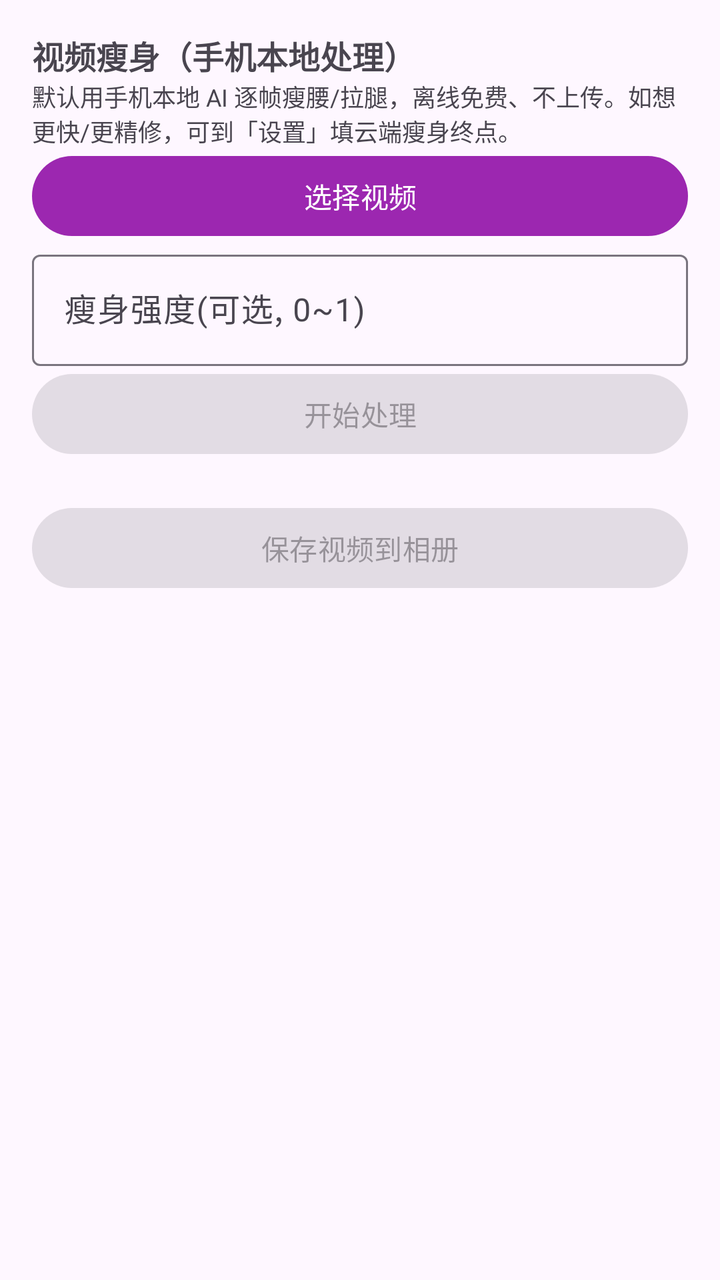
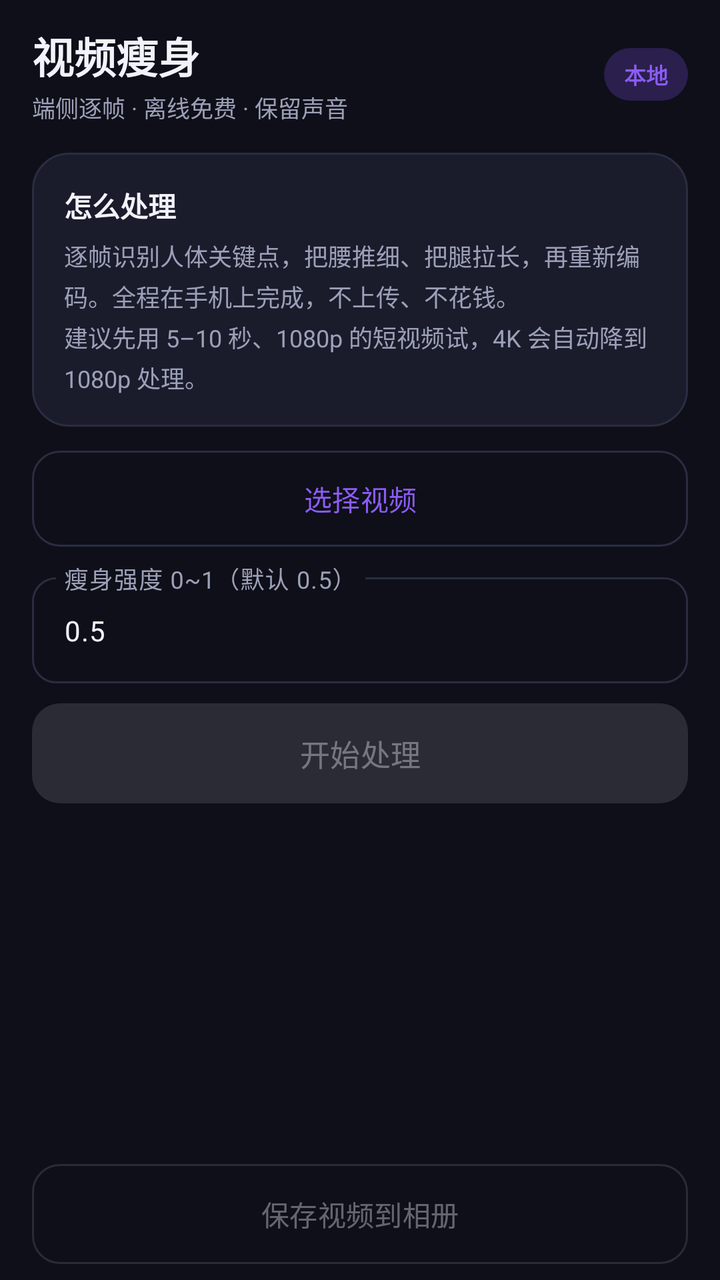

An Android layout rendered at two revisions. The XML below is the earlier revision; the diff shows what the commit changed to produce the second picture.
<!-- AndroidManifest.xml: application theme Theme.MagicBeauty -->
<!-- res/layout/fragment_video.xml -->
<?xml version="1.0" encoding="utf-8"?>
<LinearLayout xmlns:android="http://schemas.android.com/apk/res/android"
    android:layout_width="match_parent"
    android:layout_height="match_parent"
    android:orientation="vertical"
    android:padding="16dp">

    <TextView
        android:layout_width="match_parent"
        android:layout_height="wrap_content"
        android:text="视频瘦身（手机本地处理）"
        android:textStyle="bold"
        android:textSize="16sp" />

    <TextView
        android:layout_width="match_parent"
        android:layout_height="wrap_content"
        android:text="默认用手机本地 AI 逐帧瘦腰/拉腿，离线免费、不上传。如想更快/更精修，可到「设置」填云端瘦身终点。"
        android:textSize="12sp" />

    <Button
        android:id="@+id/btnPick"
        android:layout_width="match_parent"
        android:layout_height="wrap_content"
        android:text="选择视频" />

    <com.google.android.material.textfield.TextInputLayout
        android:layout_width="match_parent"
        android:layout_height="wrap_content"
        android:hint="瘦身强度(可选, 0~1)">
        <com.google.android.material.textfield.TextInputEditText
            android:id="@+id/etStrength"
            android:layout_width="match_parent"
            android:layout_height="wrap_content"
            android:inputType="numberDecimal" />
    </com.google.android.material.textfield.TextInputLayout>

    <Button
        android:id="@+id/btnProcess"
        android:layout_width="match_parent"
        android:layout_height="wrap_content"
        android:text="开始处理"
        android:enabled="false" />

    <ProgressBar
        android:id="@+id/progress"
        style="?android:attr/progressBarStyleHorizontal"
        android:layout_width="match_parent"
        android:layout_height="wrap_content"
        android:visibility="gone" />

    <TextView
        android:id="@+id/tvStatus"
        android:layout_width="match_parent"
        android:layout_height="wrap_content"
        android:text="" />

    <Button
        android:id="@+id/btnSave"
        android:layout_width="match_parent"
        android:layout_height="wrap_content"
        android:text="保存视频到相册"
        android:enabled="false" />

</LinearLayout>
<!-- resources referenced by this layout -->
<resources>
  <style name="Theme.MagicBeauty" parent="Theme.Material3.DayNight.NoActionBar">
          <item name="colorPrimary">@color/purple_500</item>
          <item name="colorPrimaryDark">@color/purple_700</item>
          <item name="colorAccent">@color/purple_500</item>
      </style>
  <color name="purple_500">#9C27B0</color>
  <color name="purple_700">#6A1B9A</color>
</resources>

<!-- the commit's change to res/layout/fragment_video.xml (unified diff, before → after) -->
@@ -1,65 +1,173 @@
 <?xml version="1.0" encoding="utf-8"?>
 <LinearLayout xmlns:android="http://schemas.android.com/apk/res/android"
+    xmlns:app="http://schemas.android.com/apk/res-auto"
     android:layout_width="match_parent"
     android:layout_height="match_parent"
+    android:background="@color/bg"
     android:orientation="vertical"
-    android:padding="16dp">
+    android:paddingStart="16dp"
+    android:paddingTop="12dp"
+    android:paddingEnd="16dp"
+    android:paddingBottom="8dp">
 
-    <TextView
+    
+    <LinearLayout
         android:layout_width="match_parent"
         android:layout_height="wrap_content"
-        android:text="视频瘦身（手机本地处理）"
-        android:textStyle="bold"
-        android:textSize="16sp" />
+        android:gravity="center_vertical"
+        android:orientation="horizontal">
 
-    <TextView
+        <LinearLayout
+            android:layout_width="0dp"
+            android:layout_height="wrap_content"
+            android:layout_weight="1"
+            android:orientation="vertical">
+
+            <TextView
+                android:layout_width="wrap_content"
+                android:layout_height="wrap_content"
+                android:text="视频瘦身"
+                android:textColor="@color/text"
+                android:textSize="21sp"
+                android:textStyle="bold" />
+
+            <TextView
+                android:layout_width="wrap_content"
+                android:layout_height="wrap_content"
+                android:layout_marginTop="2dp"
+                android:text="端侧逐帧 · 离线免费 · 保留声音"
+                android:textColor="@color/text_sub"
+                android:textSize="11.5sp" />
+        </LinearLayout>
+
+        <TextView
+            android:layout_width="wrap_content"
+            android:layout_height="wrap_content"
+            android:background="@drawable/bg_pill"
+            android:paddingStart="10dp"
+            android:paddingTop="5dp"
+            android:paddingEnd="10dp"
+            android:paddingBottom="5dp"
+            android:text="本地"
+            android:textColor="@color/brand"
+            android:textSize="11sp"
+            android:textStyle="bold" />
+    </LinearLayout>
+
+    
+    <LinearLayout
         android:layout_width="match_parent"
         android:layout_height="wrap_content"
-        android:text="默认用手机本地 AI 逐帧瘦腰/拉腿，离线免费、不上传。如想更快/更精修，可到「设置」填云端瘦身终点。"
-        android:textSize="12sp" />
+        android:layout_marginTop="14dp"
+        android:background="@drawable/bg_card"
+        android:orientation="vertical"
+        android:padding="16dp">
 
-    <Button
+        <TextView
+            android:layout_width="wrap_content"
+            android:layout_height="wrap_content"
+            android:text="怎么处理"
+            android:textColor="@color/text"
+            android:textSize="14sp"
+            android:textStyle="bold" />
+
+        <TextView
+            android:layout_width="match_parent"
+            android:layout_height="wrap_content"
+            android:layout_marginTop="6dp"
+            android:lineSpacingExtra="3dp"
+            android:text="逐帧识别人体关键点，把腰推细、把腿拉长，再重新编码。全程在手机上完成，不上传、不花钱。\n建议先用 5–10 秒、1080p 的短视频试，4K 会自动降到 1080p 处理。"
+            android:textColor="@color/text_sub"
+            android:textSize="12sp" />
+    </LinearLayout>
+
+    
+    <com.google.android.material.button.MaterialButton
         android:id="@+id/btnPick"
+        style="?attr/materialButtonOutlinedStyle"
         android:layout_width="match_parent"
-        android:layout_height="wrap_content"
-        android:text="选择视频" />
+        android:layout_height="48dp"
+        android:layout_marginTop="12dp"
+        android:insetTop="0dp"
+        android:insetBottom="0dp"
+        android:text="选择视频"
+        android:textAllCaps="false"
+        android:textSize="14sp"
+        app:cornerRadius="14dp" />
 
+    
     <com.google.android.material.textfield.TextInputLayout
         android:layout_width="match_parent"
         android:layout_height="wrap_content"
-        android:hint="瘦身强度(可选, 0~1)">
+        android:layout_marginTop="10dp"
+        android:hint="瘦身强度 0~1（默认 0.5）"
+        app:boxBackgroundMode="outline"
+        app:boxCornerRadiusBottomEnd="12dp"
+        app:boxCornerRadiusBottomStart="12dp"
+        app:boxCornerRadiusTopEnd="12dp"
+        app:boxCornerRadiusTopStart="12dp"
+        app:hintTextColor="@color/text_sub">
+
         <com.google.android.material.textfield.TextInputEditText
             android:id="@+id/etStrength"
             android:layout_width="match_parent"
             android:layout_height="wrap_content"
-            android:inputType="numberDecimal" />
+            android:inputType="numberDecimal"
+            android:text="0.5"
+            android:textSize="14sp" />
     </com.google.android.material.textfield.TextInputLayout>
 
-    <Button
+    
+    <com.google.android.material.button.MaterialButton
         android:id="@+id/btnProcess"
         android:layout_width="match_parent"
-        android:layout_height="wrap_content"
+        android:layout_height="50dp"
+        android:layout_marginTop="10dp"
+        android:enabled="false"
+        android:insetTop="0dp"
+        android:insetBottom="0dp"
         android:text="开始处理"
-        android:enabled="false" />
+        android:textAllCaps="false"
+        android:textSize="15sp"
+        app:cornerRadius="14dp" />
 
     <ProgressBar
         android:id="@+id/progress"
         style="?android:attr/progressBarStyleHorizontal"
         android:layout_width="match_parent"
         android:layout_height="wrap_content"
+        android:layout_marginTop="14dp"
+        android:indeterminateTint="@color/brand"
+        android:progressTint="@color/brand"
+        android:progressBackgroundTint="@color/card_stroke"
         android:visibility="gone" />
 
     <TextView
         android:id="@+id/tvStatus"
         android:layout_width="match_parent"
         android:layout_height="wrap_content"
-        android:text="" />
+        android:layout_marginTop="10dp"
+        android:lineSpacingExtra="3dp"
+        android:minHeight="42dp"
+        android:text=""
+        android:textColor="@color/text_sub"
+        android:textSize="12.5sp" />
 
-    <Button
+    <Space
+        android:layout_width="1dp"
+        android:layout_height="0dp"
+        android:layout_weight="1" />
+
+    <com.google.android.material.button.MaterialButton
         android:id="@+id/btnSave"
+        style="?attr/materialButtonOutlinedStyle"
         android:layout_width="match_parent"
-        android:layout_height="wrap_content"
+        android:layout_height="50dp"
+        android:enabled="false"
+        android:insetTop="0dp"
+        android:insetBottom="0dp"
         android:text="保存视频到相册"
-        android:enabled="false" />
-
+        android:textAllCaps="false"
+        android:textSize="14sp"
+        app:cornerRadius="14dp" />
 </LinearLayout>
<!-- resource entries referenced after the edit -->
@@ -1,11 +1,55 @@
 <!-- resources referenced by this layout -->
 <resources>
-  <style name="Theme.MagicBeauty" parent="Theme.Material3.DayNight.NoActionBar">
-          <item name="colorPrimary">@color/purple_500</item>
-          <item name="colorPrimaryDark">@color/purple_700</item>
-          <item name="colorAccent">@color/purple_500</item>
+  <color name="bg">#0E0F18</color>
+  <color name="brand">#8B5CF6</color>
+  <color name="card_stroke">#2A2D42</color>
+  <color name="text">#F2F3FA</color>
+  <color name="text_sub">#9CA0B8</color>
+  <!-- drawable bg_card (drawable) -->
+  <?xml version="1.0" encoding="utf-8"?>
+  <shape xmlns:android="http://schemas.android.com/apk/res/android" android:shape="rectangle">
+      <solid android:color="@color/card" />
+      <corners android:radius="18dp" />
+      <stroke android:width="1dp" android:color="@color/card_stroke" />
+  </shape>
+  <!-- drawable bg_pill (drawable) -->
+  <?xml version="1.0" encoding="utf-8"?>
+  <shape xmlns:android="http://schemas.android.com/apk/res/android" android:shape="rectangle">
+      <solid android:color="@color/brand_soft" />
+      <corners android:radius="20dp" />
+  </shape>
+  <style name="Theme.MagicBeauty" parent="Theme.Material3.Dark.NoActionBar">
+          <item name="colorPrimary">@color/brand</item>
+          <item name="colorOnPrimary">@color/white</item>
+          <item name="colorPrimaryContainer">@color/brand_soft</item>
+          <item name="colorOnPrimaryContainer">@color/text</item>
+          <item name="colorSecondary">@color/brand_2</item>
+          <item name="colorOnSecondary">@color/white</item>
+          <item name="colorSecondaryContainer">@color/brand_soft</item>
+          <item name="colorOnSecondaryContainer">@color/text</item>
+  
+          <item name="colorSurface">@color/card</item>
+          <item name="colorOnSurface">@color/text</item>
+          <item name="colorSurfaceVariant">@color/bg_elev</item>
+          <item name="colorOnSurfaceVariant">@color/text_sub</item>
+          <item name="colorOutline">@color/card_stroke</item>
+          <item name="colorOutlineVariant">@color/card_stroke</item>
+  
+          <item name="android:windowBackground">@color/bg</item>
+          <item name="android:statusBarColor">@color/bg</item>
+          <item name="android:navigationBarColor">@color/nav_bg</item>
+          <item name="android:windowLightStatusBar">false</item>
+          <item name="android:windowLightNavigationBar" tools:targetApi="27">false</item>
+          <item name="android:colorAccent">@color/brand</item>
+          <item name="android:textColorPrimary">@color/text</item>
+          <item name="android:textColorSecondary">@color/text_sub</item>
+          <item name="android:forceDarkAllowed" tools:targetApi="29">false</item>
       </style>
-  <color name="purple_500">#9C27B0</color>
-  <color name="purple_700">#6A1B9A</color>
+  <color name="card">#1A1C2B</color>
+  <color name="brand_soft">#2A1F4D</color>
+  <color name="white">#FFFFFFFF</color>
+  <color name="brand_2">#EC4899</color>
+  <color name="bg_elev">#151726</color>
+  <color name="nav_bg">#111320</color>
 </resources>
 
